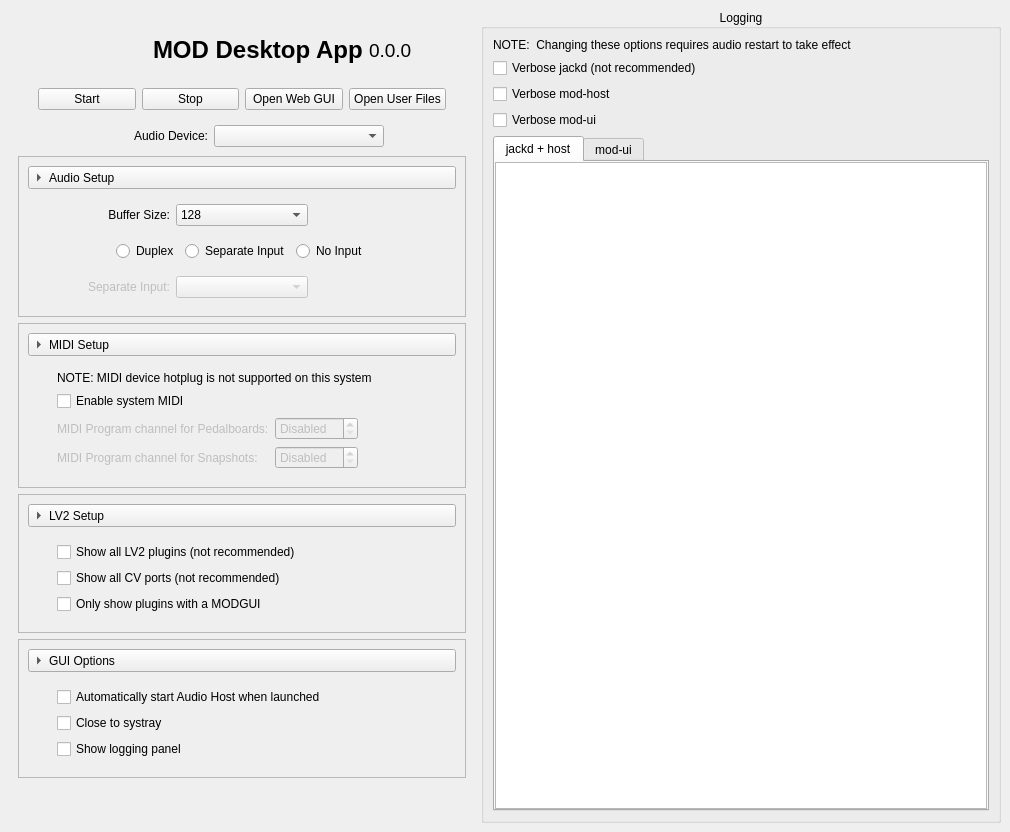
This is src/systray/mod-desktop-app.ui in mod-audio/mod-desktop as Qt 5 draws it before an edit. The edited form follows.
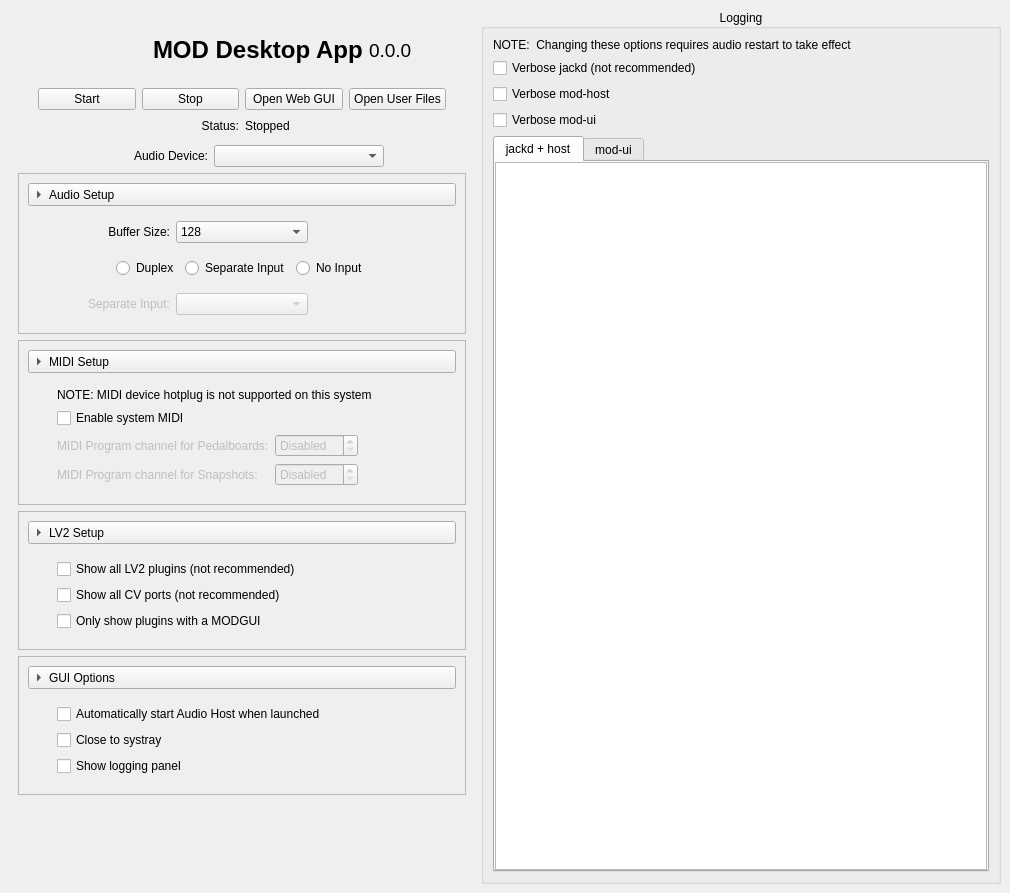
This is the edited form. Icons and pictures are not drawn. Custom widgets are drawn as their Qt base class.

Commit message: Add starting label

```diff
--- a/src/systray/mod-desktop-app.ui
+++ b/src/systray/mod-desktop-app.ui
@@ -7,7 +7,7 @@
     <x>0</x>
     <y>0</y>
     <width>1010</width>
-    <height>832</height>
+    <height>893</height>
    </rect>
   </property>
   <property name="windowTitle">
@@ -194,6 +194,75 @@
          </item>
         </layout>
        </item>
+       <item>
+        <spacer name="verticalSpacer_3">
+         <property name="orientation">
+          <enum>Qt::Vertical</enum>
+         </property>
+         <property name="sizeType">
+          <enum>QSizePolicy::Fixed</enum>
+         </property>
+         <property name="sizeHint" stdset="0">
+          <size>
+           <width>20</width>
+           <height>3</height>
+          </size>
+         </property>
+        </spacer>
+       </item>
+       <item>
+        <layout class="QHBoxLayout" name="horizontalLayout_9">
+         <item>
+          <spacer name="horizontalSpacer_6">
+           <property name="orientation">
+            <enum>Qt::Horizontal</enum>
+           </property>
+           <property name="sizeType">
+            <enum>QSizePolicy::Preferred</enum>
+           </property>
+           <property name="sizeHint" stdset="0">
+            <size>
+             <width>20</width>
+             <height>10</height>
+            </size>
+           </property>
+          </spacer>
+         </item>
+         <item>
+          <widget class="QLabel" name="label_3">
+           <property name="text">
+            <string>Status:</string>
+           </property>
+           <property name="alignment">
+            <set>Qt::AlignRight|Qt::AlignTrailing|Qt::AlignVCenter</set>
+           </property>
+          </widget>
+         </item>
+         <item>
+          <widget class="QLabel" name="l_status">
+           <property name="text">
+            <string>Stopped</string>
+           </property>
+          </widget>
+         </item>
+         <item>
+          <spacer name="horizontalSpacer_2">
+           <property name="orientation">
+            <enum>Qt::Horizontal</enum>
+           </property>
+           <property name="sizeType">
+            <enum>QSizePolicy::Preferred</enum>
+           </property>
+           <property name="sizeHint" stdset="0">
+            <size>
+             <width>20</width>
+             <height>10</height>
+            </size>
+           </property>
+          </spacer>
+         </item>
+        </layout>
+       </item>
        <item>
         <spacer name="verticalSpacer_2">
          <property name="orientation">
@@ -223,7 +292,7 @@
            <property name="sizeHint" stdset="0">
             <size>
              <width>20</width>
-             <height>20</height>
+             <height>10</height>
             </size>
            </property>
           </spacer>
@@ -255,7 +324,7 @@
            <property name="sizeHint" stdset="0">
             <size>
              <width>82</width>
-             <height>28</height>
+             <height>10</height>
             </size>
            </property>
           </spacer>
@@ -353,7 +422,7 @@
                <property name="sizeHint" stdset="0">
                 <size>
                  <width>20</width>
-                 <height>20</height>
+                 <height>10</height>
                 </size>
                </property>
               </spacer>
@@ -385,7 +454,7 @@
                   <property name="sizeHint" stdset="0">
                    <size>
                     <width>20</width>
-                    <height>20</height>
+                    <height>10</height>
                    </size>
                   </property>
                  </spacer>
@@ -428,7 +497,7 @@
                   <property name="sizeHint" stdset="0">
                    <size>
                     <width>20</width>
-                    <height>20</height>
+                    <height>10</height>
                    </size>
                   </property>
                  </spacer>
```
The commit also changes 1 other file.
